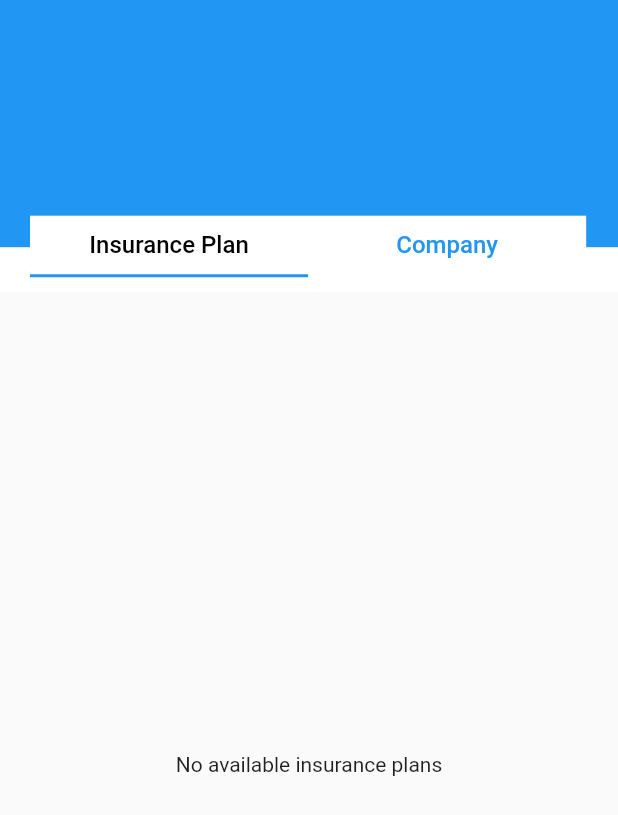
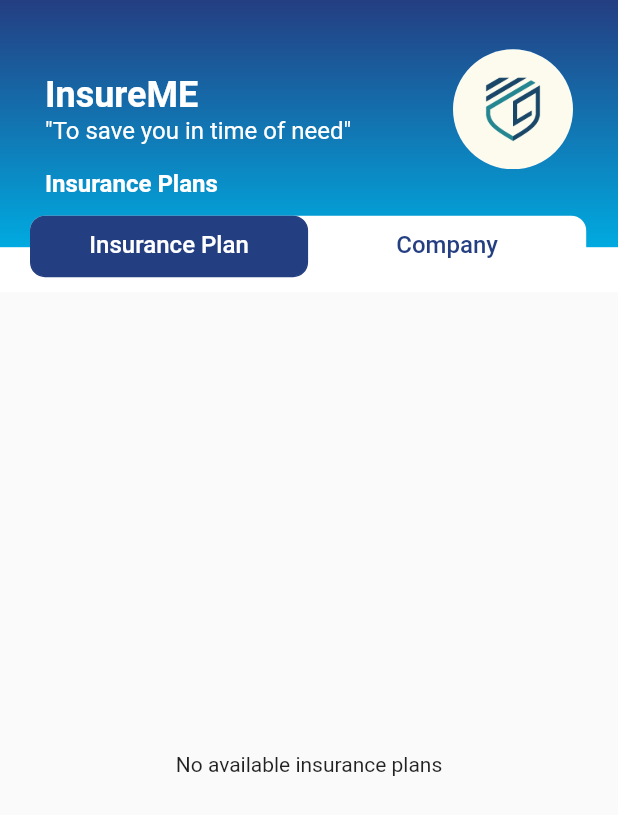
Before and after one commit to Addin15/upm_mii, a Flutter app: the Plans widget shown alone on an empty page, opened directly, on a phone screen of 412 x 824 dp. Shown: the top 815 px of the screen. Run offline on Flutter 3.47's test engine with Material 2 defaults, Android fonts, the phone set to English and light mode, and no system bars; our stand-ins replace flutter_spinkit, ionicons; network calls fail.

Commit message:
app bar ui

```diff
--- a/lib/pages/plans.dart
+++ b/lib/pages/plans.dart
@@ -33,31 +33,100 @@ class _PlansState extends State<Plans> with TickerProviderStateMixin {
             children: [
               Container(
                 height: 2 / 10 * height,
-                color: Colors.blue,
+                padding: const EdgeInsets.symmetric(horizontal: 30),
+                decoration: const BoxDecoration(
+                    gradient: LinearGradient(
+                  begin: Alignment.topCenter,
+                  end: Alignment.bottomCenter,
+                  colors: [
+                    Color(0xff243E82),
+                    Color(0xff00AAE0),
+                  ],
+                )),
+                child: Column(
+                  mainAxisAlignment: MainAxisAlignment.center,
+                  crossAxisAlignment: CrossAxisAlignment.start,
+                  children: [
+                    Row(
+                      mainAxisAlignment: MainAxisAlignment.spaceBetween,
+                      crossAxisAlignment: CrossAxisAlignment.center,
+                      children: [
+                        Column(
+                          mainAxisAlignment: MainAxisAlignment.center,
+                          crossAxisAlignment: CrossAxisAlignment.start,
+                          children: const [
+                            Text(
+                              'InsureME',
+                              style: TextStyle(
+                                color: Colors.white,
+                                fontWeight: FontWeight.bold,
+                                fontSize: 24,
+                              ),
+                            ),
+                            Text(
+                              '"To save you in time of need"',
+                              style: TextStyle(
+                                color: Colors.white,
+                                //fontWeight: FontWeight.,
+                                fontSize: 16,
+                              ),
+                            ),
+                          ],
+                        ),
+                        const CircleAvatar(
+                          radius: 40,
+                          backgroundImage: AssetImage('assets/logo.png'),
+                        ),
+                      ],
+                    ),
+                    const Text(
+                      'Insurance Plans',
+                      style: TextStyle(
+                        color: Colors.white,
+                        fontWeight: FontWeight.w600,
+                        fontSize: 16,
+                      ),
+                    ),
+                  ],
+                ),
               ),
               Positioned(
                 bottom: 10,
                 child: Container(
                   width: 9 / 10 * width,
-                  color: Colors.white,
+                  decoration: BoxDecoration(
+                    color: Colors.white,
+                    borderRadius: BorderRadius.circular(10),
+                  ),
                   margin: const EdgeInsets.symmetric(horizontal: 20),
                   child: TabBar(
+                    unselectedLabelColor: const Color(0xff243E82),
+                    labelColor: Colors.white,
                     controller: _tabController,
                     indicatorColor: Colors.blue,
-                    indicatorPadding: const EdgeInsets.only(top: 5),
+                    indicator: ShapeDecoration(
+                      color: const Color(0xff243E82),
+                      shape: RoundedRectangleBorder(
+                        borderRadius: BorderRadius.circular(10),
+                        side: const BorderSide(
+                          color: Color(0xff243E82),
+                        ),
+                      ),
+                    ),
+                    // indicatorPadding: const EdgeInsets.only(top: 5),
                     tabs: [
                       Container(
                         padding: const EdgeInsets.symmetric(vertical: 10),
                         child: const Text(
                           'Insurance Plan',
-                          style: TextStyle(color: Colors.black, fontSize: 16),
+                          style: TextStyle(fontSize: 16),
                         ),
                       ),
                       Container(
                         padding: const EdgeInsets.symmetric(vertical: 10),
                         child: const Text(
                           'Company',
-                          style: TextStyle(color: Colors.blue, fontSize: 16),
+                          style: TextStyle(fontSize: 16),
                         ),
                       ),
                     ],
--- a/pubspec.yaml
+++ b/pubspec.yaml
@@ -62,9 +62,8 @@ flutter:
   uses-material-design: true
 
   # To add assets to your application, add an assets section, like this:
-  # assets:
-  #   - images/a_dot_burr.jpeg
-  #   - images/a_dot_ham.jpeg
+  assets:
+    - assets/logo.png
 
   # An image asset can refer to one or more resolution-specific "variants", see
   # https://flutter.dev/assets-and-images/#resolution-aware.
```
Also changed, not shown: assets/logo.png (added).
